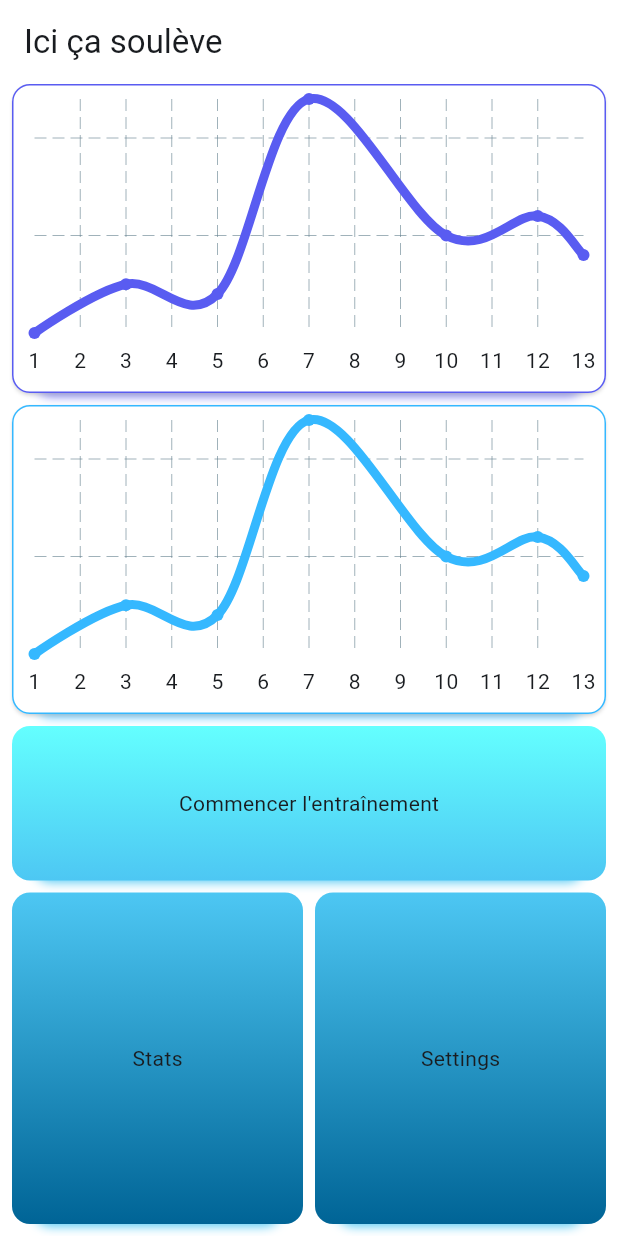
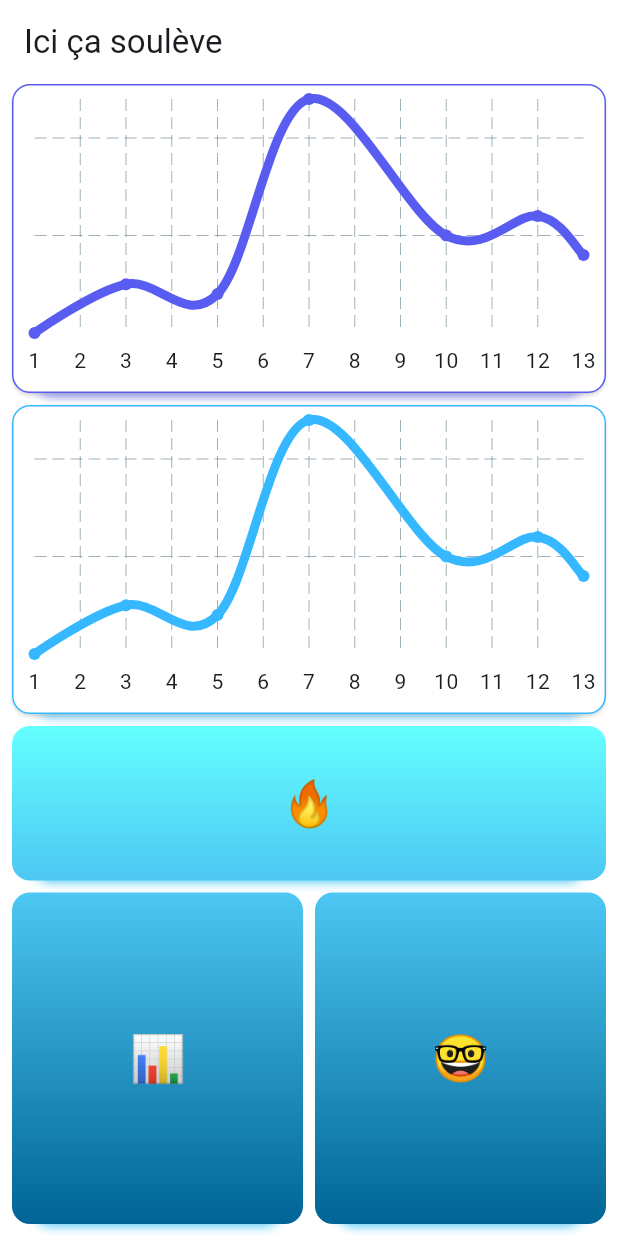
Before and after one commit to MRandl/megamuscle, a Flutter app: the screen it shows after launch, on a phone screen of 412 x 824 dp. Run offline on Flutter 3.47's test engine with Material 2 defaults, Android fonts, the phone set to English and light mode, and no system bars; drawn by our look-alikes of fl_chart; our stand-ins replace sqflite; accounts and stored records are empty.

Commit message:
Renaming home buttons

```diff
--- a/lib/home_screen/home_button.dart
+++ b/lib/home_screen/home_button.dart
@@ -35,7 +35,7 @@ class HomeButton<ToActivity> extends StatelessWidget {
           shadowColor: Colors.transparent,
           margin: EdgeInsets.zero,
           color: Colors.transparent,
-          child: Container(alignment: Alignment.center, child: Text(content)),
+          child: Container(alignment: Alignment.center, child: Text(content, style: const TextStyle(fontSize: 30),)),
         ));
   }
 
--- a/lib/home_screen/my_home_page.dart
+++ b/lib/home_screen/my_home_page.dart
@@ -50,7 +50,7 @@ class MyHomePage extends StatelessWidget {
                   height: MediaQuery.of(context).size.height / 8,
                   shadowColor: trainingShadow,
                   colorGradient: trainingGradient,
-                  title: "Commencer l'entraînement",
+                  title: "🔥",
                   toNext: goToEntrainement),
               const SizedBox(
                 height: 8,
@@ -63,7 +63,7 @@ class MyHomePage extends StatelessWidget {
                             child: HomeButton(
                                 shadowColor: homeBottomShadow,
                                 colorGradient: homeBottomGradient,
-                                title: "Stats",
+                                title: "📊",
                                 toNext: goToStats)),
                         const SizedBox(
                           width: 8,
@@ -72,7 +72,7 @@ class MyHomePage extends StatelessWidget {
                             child: HomeButton(
                                 shadowColor: homeBottomShadow,
                                 colorGradient: homeBottomGradient,
-                                title: "Settings",
+                                title: "🤓",
                                 toNext: goToSettings))
                       ]))),
               const SizedBox(
```
